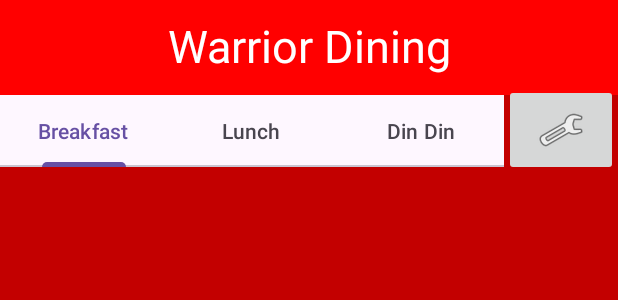
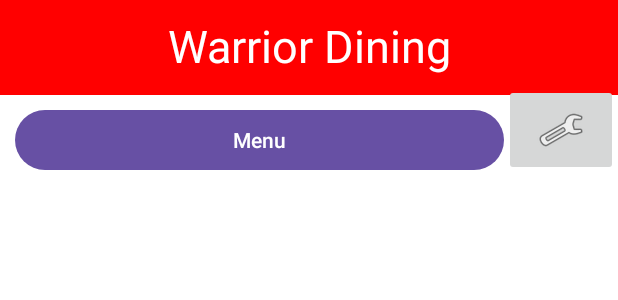
Before and after one commit to CS4800-2023FALL-Group4/WarriorDiningFrontEnd, an Android app: the layout activity_main.xml on its own in the app's theme, with its tools: preview values and no code run, on a phone screen of 412 x 824 dp. Shown: the top 300 px of the screen. Run offline under Robolectric (Android 15) with nearby library versions, the phone set to English and light mode, and no system bars; network calls fail.

Commit message:
Some minor tweaks
For whatever reason the app kept crashing, I renamed some variables and changed out some UI elements. Seems to have fixed it.

```diff
--- a/app/src/main/java/csustan/edu/cs4800/warriordiningapp/MainActivity.java
+++ b/app/src/main/java/csustan/edu/cs4800/warriordiningapp/MainActivity.java
@@ -38,14 +38,14 @@ public class MainActivity extends AppCompatActivity {
         setContentView(binding.getRoot());
 
         initializeMenu();
-        new fetchMenu().start();
+        // new fetchMenu().start();
 
-//        binding.fetchButton.setOnClickListener(new View.OnClickListener() {
-//            @Override
-//            public void onClick(View v) {
-//                new fetchMenu().start();
-//            }
-//        });
+        binding.fetchMenuButton.setOnClickListener(new View.OnClickListener() {
+            @Override
+            public void onClick(View v) {
+                new fetchMenu().start();
+            }
+        });
     }
 
     private void initializeMenu() {
--- a/app/src/main/res/layout/activity_main.xml
+++ b/app/src/main/res/layout/activity_main.xml
@@ -4,7 +4,7 @@
     xmlns:tools="http://schemas.android.com/tools"
     android:layout_width="match_parent"
     android:layout_height="match_parent"
-    android:background="#C30000"
+    android:background="#ffffff"
     tools:context=".MainActivity">
 
     <TextView
@@ -27,40 +27,22 @@
         android:layout_marginTop="-7dp"
         app:srcCompat="@android:drawable/ic_menu_manage" />
 
-    <com.google.android.material.tabs.TabLayout
+    <Button
+        android:id="@+id/fetchMenuButton"
+        android:layout_width="wrap_content"
+        android:layout_height="wrap_content"
+        android:layout_alignLeft="@id/warriorDiningText"
+        android:layout_alignBottom="@id/prefButton"
+        android:layout_marginLeft="10dp"
+        android:layout_marginTop="5dp"
+        android:layout_toLeftOf="@id/prefButton"
+        android:text="Menu" />
+
+    <ListView
+        android:id="@+id/menuList"
         android:layout_width="match_parent"
         android:layout_height="wrap_content"
-        android:layout_below="@id/warriorDiningText"
-        android:layout_toLeftOf="@id/prefButton">
-
-        <com.google.android.material.tabs.TabItem
-            android:id="@+id/breakfastTab"
-            android:layout_width="wrap_content"
-            android:layout_height="wrap_content"
-            android:text="Breakfast" />
-
-        <com.google.android.material.tabs.TabItem
-            android:id="@+id/lunchTab"
-            android:layout_width="wrap_content"
-            android:layout_height="wrap_content"
-            android:text="Lunch" />
-
-        <com.google.android.material.tabs.TabItem
-            android:id="@+id/dinnerTab"
-            android:layout_width="wrap_content"
-            android:layout_height="wrap_content"
-            android:text="Din Din" />
-    </com.google.android.material.tabs.TabLayout>
-
-    <ScrollView
-        android:layout_width="match_parent"
-        android:layout_height="match_parent"
-        android:layout_below="@id/prefButton">
-
-        <ListView
-            android:id="@+id/menuList"
-            android:layout_width="match_parent"
-            android:layout_height="wrap_content" />
-    </ScrollView>
+        android:layout_below="@id/prefButton"
+        android:layout_alignParentBottom="false" />
 
 </RelativeLayout>
```
